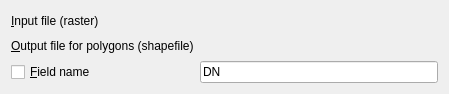
Before: the Qt Designer form python/plugins/GdalTools/tools/widgetPolygonize.ui in kadas-albireo/kadas-albireo, drawn with Qt 5.
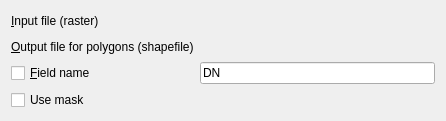
After: the same form once the commit is applied. Custom widgets are drawn as their Qt base class.

Commit message: add mask option to gdal_polygonize

What changed in the file:
```diff
--- a/python/plugins/GdalTools/tools/widgetPolygonize.ui
+++ b/python/plugins/GdalTools/tools/widgetPolygonize.ui
@@ -6,8 +6,8 @@
    <rect>
     <x>0</x>
     <y>0</y>
-    <width>449</width>
-    <height>94</height>
+    <width>446</width>
+    <height>121</height>
    </rect>
   </property>
   <property name="sizePolicy">
@@ -19,8 +19,6 @@
   <property name="windowTitle">
    <string>Polygonize (Raster to vector)</string>
   </property>
-  <layout class="QVBoxLayout" name="verticalLayout">
-   <item>
     <layout class="QGridLayout" name="gridLayout">
      <item row="0" column="0">
       <widget class="QLabel" name="label">
@@ -32,6 +30,9 @@
        </property>
       </widget>
      </item>
+   <item row="0" column="1">
+    <widget class="GdalToolsInOutSelector" name="inSelector" native="true"/>
+   </item>
      <item row="1" column="0">
       <widget class="QLabel" name="label_2">
        <property name="text">
@@ -42,6 +43,9 @@
        </property>
       </widget>
      </item>
+   <item row="1" column="1">
+    <widget class="GdalToolsInOutSelector" name="outSelector" native="true"/>
+   </item>
      <item row="2" column="0">
       <widget class="QCheckBox" name="fieldCheck">
        <property name="text">
@@ -56,13 +60,15 @@
        </property>
       </widget>
      </item>
-     <item row="0" column="1">
-      <widget class="GdalToolsInOutSelector" name="inSelector" native="true"/>
-     </item>
-     <item row="1" column="1">
-      <widget class="GdalToolsInOutSelector" name="outSelector" native="true"/>
-     </item>
-    </layout>
+   <item row="3" column="0">
+    <widget class="QCheckBox" name="maskCheck">
+     <property name="text">
+      <string>Use mask</string>
+     </property>
+    </widget>
+   </item>
+   <item row="3" column="1">
+    <widget class="GdalToolsInOutSelector" name="maskSelector" native="true"/>
    </item>
   </layout>
  </widget>
```
Lines whose indentation alone changed are shown as unchanged. The commit also changes 1 other file.
